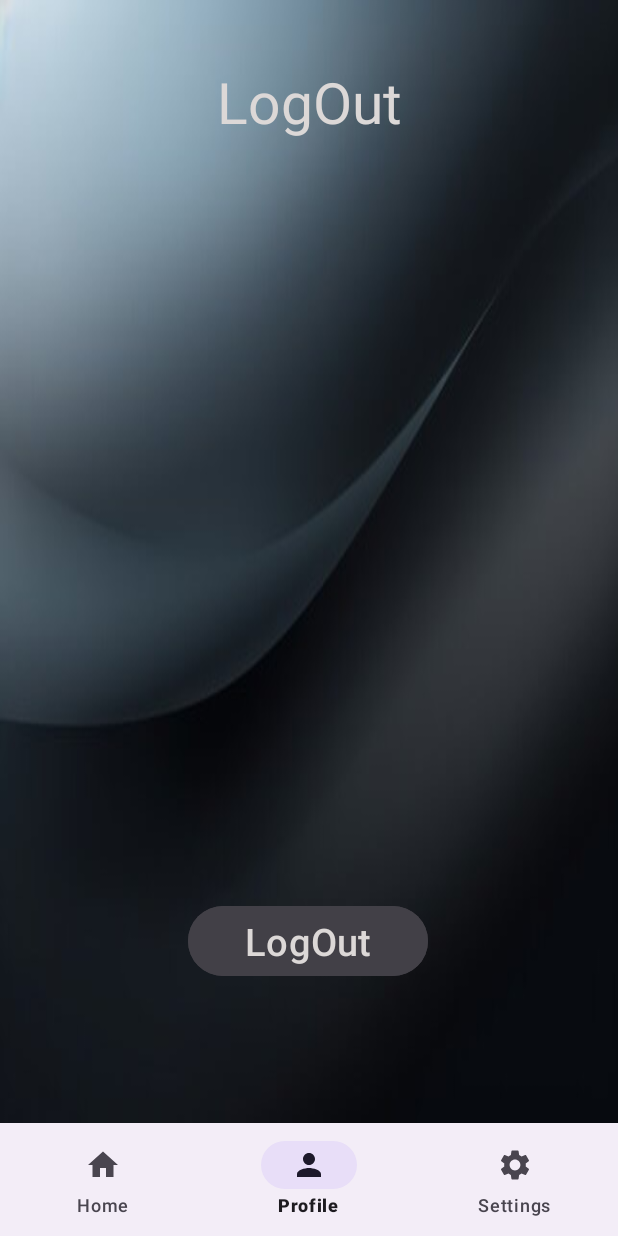
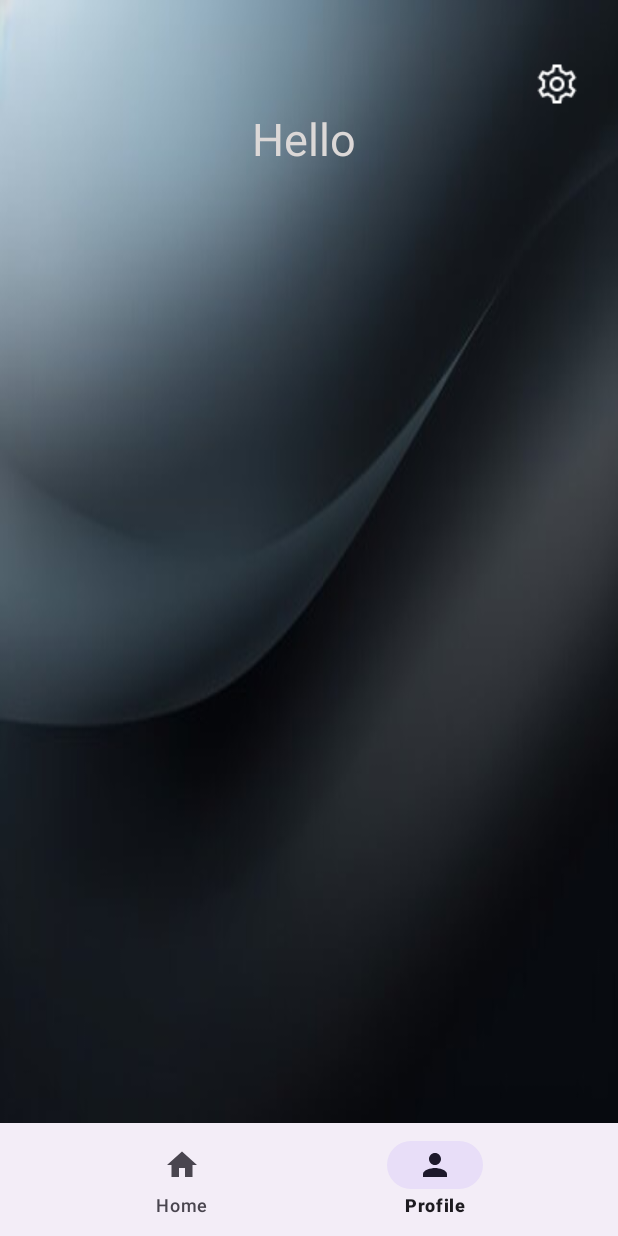
Before and after one commit to reuven1234/reuvenBagrut, an Android app: the Home_nav_Fragment screen opened directly, with no data from a screen before it, item 2 of the bottom bar chosen, on a phone screen of 412 x 824 dp. Run offline under Robolectric (Android 15) with nearby library versions, the light colour scheme and no system bars; our stand-ins replace Firebase (no records; nobody signed in at launch, a user with empty details on screens opened directly).

Commit message:
settings button work

```diff
--- a/app/src/main/java/com/example/reuvenbagrut/Profile_nav_Fragment.java
+++ b/app/src/main/java/com/example/reuvenbagrut/Profile_nav_Fragment.java
@@ -9,11 +9,17 @@ import android.view.LayoutInflater;
 import android.view.SurfaceControl;
 import android.view.View;
 import android.view.ViewGroup;
+import android.widget.Button;
 import android.widget.ImageButton;
+import android.widget.TextView;
 
 import com.example.reuvenbagrut.databinding.FragmentProfileNavBinding;
+import com.google.firebase.auth.FirebaseAuth;
+import com.google.firebase.auth.FirebaseUser;
 
 public class Profile_nav_Fragment extends Fragment {
+    FirebaseUser user = FirebaseAuth.getInstance().getCurrentUser();
+    TextView hiTxt;
 
     public Profile_nav_Fragment() {
         // Required empty public constructor
@@ -23,19 +29,26 @@ public class Profile_nav_Fragment extends Fragment {
     @Override
     public View onCreateView(LayoutInflater inflater, ViewGroup container,
                              Bundle savedInstanceState) {
-        View view = inflater.inflate(R.layout.fragment_settings_nav_, container, false);
-
-        settings.findViewById(R.id.settings);
+        View view = inflater.inflate(R.layout.fragment_profile_nav_, container, false);
+        hiTxt = view.findViewById(R.id.helloTxt);
+        settings = view.findViewById(R.id.settings);
         settings.setOnClickListener(new View.OnClickListener() {
             @Override
             public void onClick(View view) {
-                Profile_nav_Fragment fragment1 = new Profile_nav_Fragment();
+                Settings_nav_Fragment fragment1 = new Settings_nav_Fragment();
                 FragmentTransaction transaction = getFragmentManager().beginTransaction();
                 transaction.replace(R.id.flFragment,fragment1);
                 transaction.commit();
             }
         });
 
+        if(user != null)
+        {
+            String name = "";
+            name = user.getDisplayName();
+            hiTxt.setText("Hello " + name);
+        }
+
         return view;
     }
 }
--- a/app/src/main/res/layout/fragment_home_nav_.xml
+++ b/app/src/main/res/layout/fragment_home_nav_.xml
@@ -5,6 +5,7 @@
     xmlns:tools="http://schemas.android.com/tools"
     android:layout_width="match_parent"
     android:layout_height="match_parent"
+    android:background="@drawable/black_background"
     tools:context=".Home_nav_Fragment">
 
     <TextView
--- a/app/src/main/res/layout/fragment_profile_nav_.xml
+++ b/app/src/main/res/layout/fragment_profile_nav_.xml
@@ -5,6 +5,7 @@
     xmlns:tools="http://schemas.android.com/tools"
     android:layout_width="match_parent"
     android:layout_height="match_parent"
+    android:background="@drawable/black_background"
     tools:context=".Profile_nav_Fragment">
 
     <ImageButton
@@ -13,26 +14,24 @@
         android:layout_height="48dp"
         android:layout_alignParentEnd="true"
         android:layout_centerVertical="true"
-        android:layout_marginTop="36dp"
+        android:layout_marginTop="32dp"
         android:background="?attr/selectableItemBackgroundBorderless"
-        android:src="@drawable/ic_visibility_off"
+        android:src="@drawable/icon"
         app:layout_constraintEnd_toEndOf="parent"
         app:layout_constraintHorizontal_bias="0.955"
         app:layout_constraintStart_toStartOf="parent"
         app:layout_constraintTop_toTopOf="parent" />
 
     <TextView
-        android:id="@+id/firstFragment"
-        android:layout_width="wrap_content"
+        android:id="@+id/helloTxt"
+        android:layout_width="match_parent"
         android:layout_height="wrap_content"
-        android:text="Geeks for Geeks"
-        android:textColor="#43a047"
-        android:textSize="40sp"
-        android:textStyle="italic|bold"
-        app:layout_constraintBottom_toBottomOf="parent"
+        android:layout_marginTop="72dp"
+        android:text="hi"
+        android:textColor="#DCD8D7"
+        android:textAlignment="center"
+        android:textSize="30dp"
         app:layout_constraintEnd_toEndOf="parent"
-        app:layout_constraintHorizontal_bias="0.5"
-        app:layout_constraintStart_toStartOf="parent"
         app:layout_constraintTop_toTopOf="parent" />
 
 </androidx.constraintlayout.widget.ConstraintLayout>
--- a/app/src/main/res/layout/fragment_settings_nav_.xml
+++ b/app/src/main/res/layout/fragment_settings_nav_.xml
@@ -19,7 +19,7 @@
         app:layout_constraintEnd_toEndOf="parent"
         app:layout_constraintStart_toStartOf="parent"
         app:layout_constraintTop_toTopOf="parent"
-        app:layout_constraintVertical_bias="0.06" />
+        app:layout_constraintVertical_bias="0.164" />
 
     <Button
         android:id="@+id/LogOut"
--- a/app/src/main/res/menu/bottom_nav_menu.xml
+++ b/app/src/main/res/menu/bottom_nav_menu.xml
@@ -8,8 +8,5 @@
         android:id="@+id/profile"
         android:title="Profile"
         android:icon="@drawable/baseline_person_24"/>
-    <item
-        android:id="@+id/settings"
-        android:title="Settings"
-        android:icon="@drawable/baseline_settings_24"/>
+
 </menu>
```
Also changed, not shown: app/src/main/res/drawable/icon.png (added).
